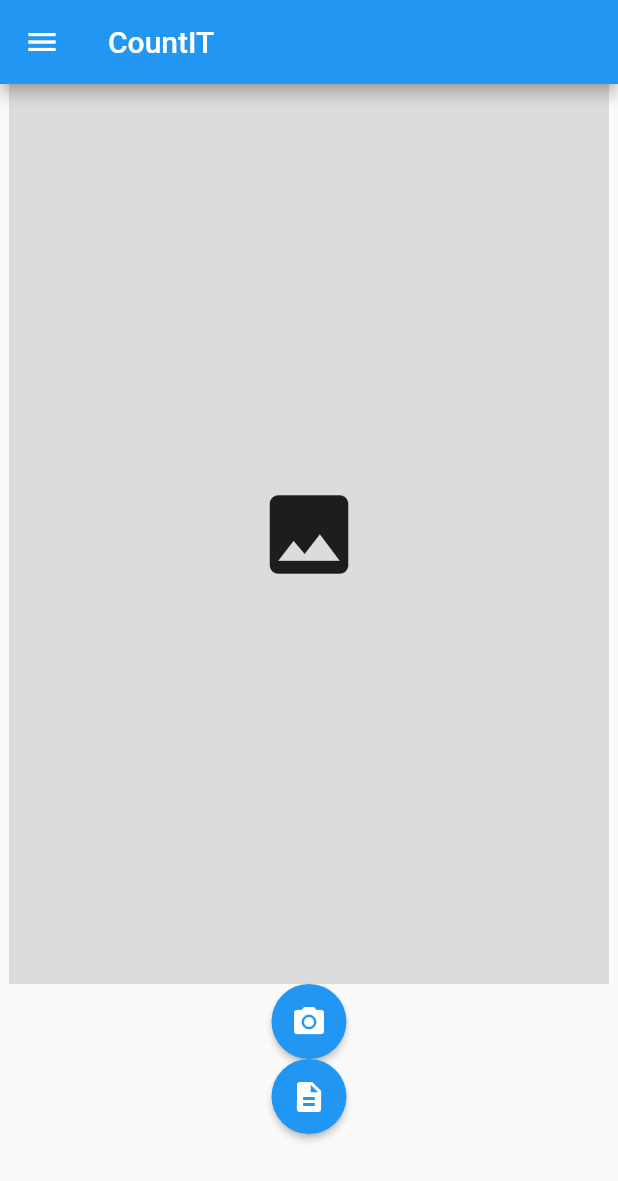
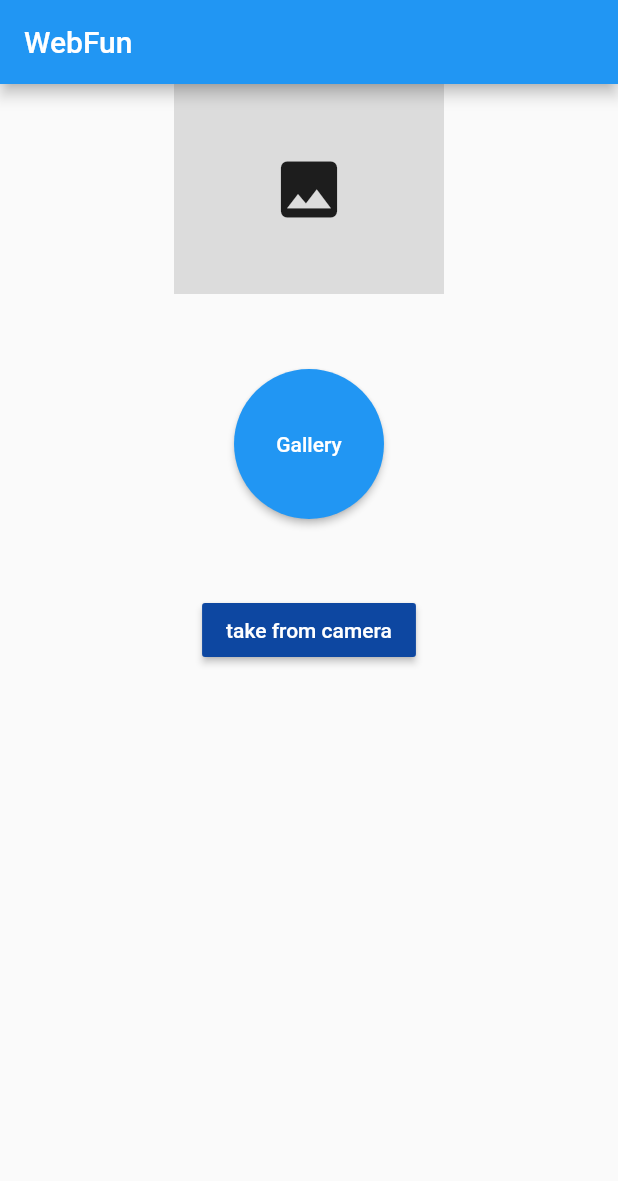
Before and after one commit to SurajPoojary06/CountIT_ver2, a Flutter app: the screen it shows after launch, on a phone screen of 412 x 824 dp. Shown: the top 1181 px of the screen. Run offline on Flutter 3.47's test engine with Material 2 defaults, Android fonts, the phone set to English and light mode, and no system bars; our stand-ins replace camera, image_picker.

Commit message:
Add files via upload

```diff
--- /dev/null
+++ b/lib/camera/Camera.dart
@@ -0,0 +1,33 @@
+import 'dart:io';
+
+import 'package:flutter/material.dart';
+import 'package:image_picker/image_picker.dart';
+
+import '../main.dart';
+
+class Camera extends State<MyApp>{
+  File? file;
+  ImagePicker image = ImagePicker();
+  getCam() async {
+    // ignore: deprecated_member_use
+    var img = await image.getImage(source: ImageSource.camera);
+    setState(() {
+      file = File(img!.path);
+    });
+  }
+
+  @override
+   Widget build(BuildContext context) {
+    // TODO: implement build
+      return ElevatedButton(
+        onPressed: () {
+          getCam();
+        },
+        child: Text('Camera'),
+        style: ElevatedButton.styleFrom(
+          shape: CircleBorder(),
+          fixedSize: Size(100, 200),
+        ),
+      );
+  }
+}
--- /dev/null
+++ b/lib/gallery/Gallery.dart
@@ -0,0 +1,33 @@
+import 'dart:io';
+
+import 'package:flutter/material.dart';
+import 'package:image_picker/image_picker.dart';
+
+import '../main.dart';
+
+class Gallery extends State<MyApp>{
+  File? file;
+  ImagePicker image = ImagePicker();
+  getGal() async {
+    // ignore: deprecated_member_use
+    var img = await image.getImage(source: ImageSource.gallery);
+    setState(() {
+      file = File(img!.path);
+    });
+  }
+
+  @override
+  Widget build(BuildContext context) {
+    // TODO: implement build
+    return ElevatedButton(
+      onPressed: () {
+        getGal();
+      },
+      child: Text('Camera'),
+      style: ElevatedButton.styleFrom(
+        shape: CircleBorder(),
+        fixedSize: Size(100, 200),
+      ),
+    );
+  }
+}
--- a/lib/main.dart
+++ b/lib/main.dart
@@ -1,10 +1,11 @@
+import 'dart:io';
 
-import 'dart:io';
-import 'navbar.dart';
-import 'details.dart';
 import 'package:flutter/material.dart';
 import 'package:image_picker/image_picker.dart';
+import 'package:camera/Camera.dart';
 
+import 'camera/Camera.dart';
+import 'gallery/Gallery.dart';
 void main() {
   runApp(k());
 }
@@ -34,21 +35,20 @@ class _MyAppState extends State<MyApp> {
   @override
   Widget build(BuildContext context) {
     return Scaffold(
-      drawer: navbar(),
       appBar: AppBar(
-        title: Text("CountIT"),
+        title: Text("WebFun"),
       ),
       body: Center(
         child: Column(
           children: [
             Container(
-              height: 600,
-              width: 400,
+              height: 140,
+              width: 180,
               color: Colors.black12,
               child: file == null
-                  ? Icon(
+                  ? const Icon(
                 Icons.image,
-                size: 70,
+                size: 50,
               )
                   : Image.file(
                 file!,
@@ -56,24 +56,42 @@ class _MyAppState extends State<MyApp> {
               ),
             ),
 
+            // MaterialButton(
+            //   onPressed: () {
+            //     getgall();
+            //   },
+            //   color: Colors.blue[600],
+            //   shape: ,
+            //
+            //   child: Text(
+            //     "take from gallery",
+            //     style: TextStyle(
+            //       color: Colors.white,
+            //     ),
+            //   ),
+            // ),
+
             ElevatedButton(
               onPressed: () {
-                getcam();
+                Gallery().getGal();
               },
-              child: const Icon(Icons.camera_alt),
+              child: Text('Gallery'),
               style: ElevatedButton.styleFrom(
                 shape: CircleBorder(),
-                fixedSize: Size(50, 50),
+                fixedSize: Size(100, 200),
               ),
             ),
-            ElevatedButton(
+
+            MaterialButton(
               onPressed: () {
-                getgall();
+                Camera().getCam();
               },
-              child: const Icon(Icons.description),
-              style: ElevatedButton.styleFrom(
-                shape: CircleBorder(),
-                fixedSize: Size(50, 50),
+              color: Colors.blue[900],
+              child: Text(
+                "take from camera",
+                style: TextStyle(
+                  color: Colors.white,
+                ),
               ),
             ),
           ],
@@ -81,20 +99,4 @@ class _MyAppState extends State<MyApp> {
       ),
     );
   }
-
-  getcam() async {
-    // ignore: deprecated_member_use
-    var img = await image.getImage(source: ImageSource.camera);
-    setState(() {
-      file = File(img!.path);
-    });
-  }
-
-  getgall() async {
-    // ignore: deprecated_member_use
-    var img = await image.getImage(source: ImageSource.gallery);
-    setState(() {
-      file = File(img!.path);
-    });
-  }
 }
```
